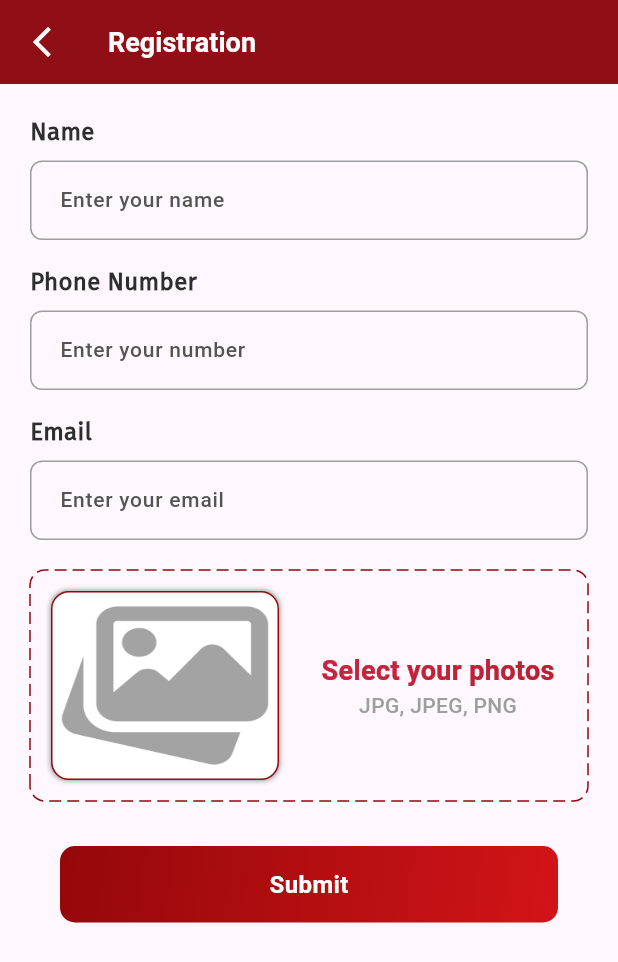
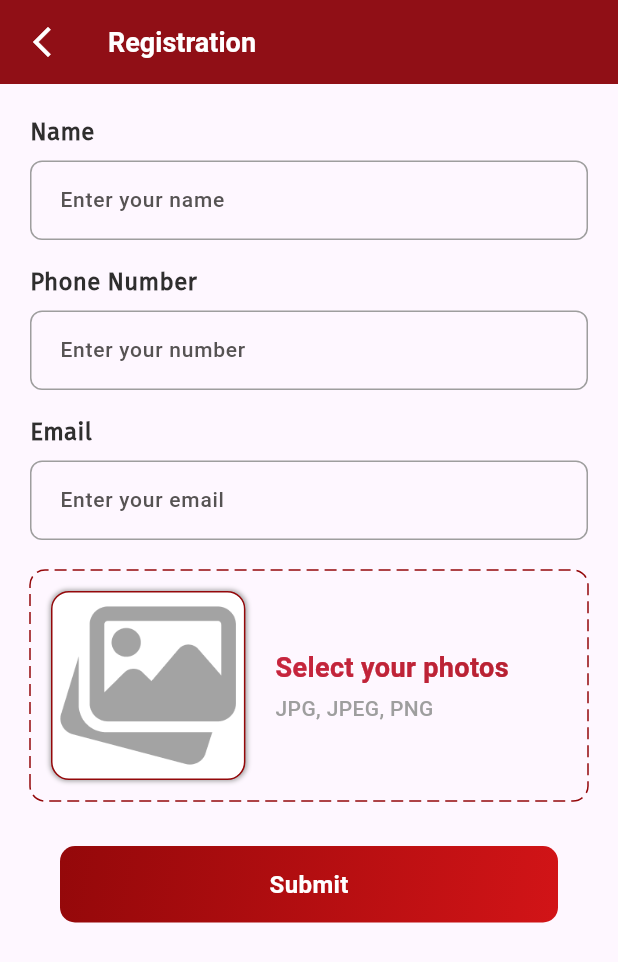
Before and after one commit to AbuSayedMasud/daily_expense, a Flutter app: the RegistrationScreen screen opened directly, on a phone screen of 412 x 824 dp. Shown: the top 962 px of the screen. Run offline on Flutter 3.47's test engine with Material 3 defaults, Android fonts, the light colour scheme and no system bars; drawn by our look-alikes of dotted_border; our stand-ins replace font_awesome_flutter; project files that could hold a hidden picture were left out.

Commit message:
warning solving(for fab icon and fllex property)

```diff
--- a/lib/ui/loginUi/main.dart
+++ b/lib/ui/loginUi/main.dart
@@ -161,6 +161,7 @@ class _MyHomePageState extends State<MyHomePage> {
                       onPressed: () {},
                       backgroundColor: primaryColor,
                       elevation: 4,
+                      heroTag: 'fab1',
                       shape: CircleBorder(),
                       child: FaIcon(
                         FontAwesomeIcons.google,
@@ -174,6 +175,7 @@ class _MyHomePageState extends State<MyHomePage> {
                       onPressed: () {},
                       backgroundColor: primaryColor,
                       elevation: 4,
+                      heroTag: 'fab2',
                       shape: CircleBorder(),
                       child: FaIcon(
                         FontAwesomeIcons.facebookF,
@@ -188,6 +190,7 @@ class _MyHomePageState extends State<MyHomePage> {
                       backgroundColor: primaryColor,
                       elevation: 4,
                       shape: CircleBorder(),
+                      heroTag: 'fab3',
                       child: FaIcon(
                         FontAwesomeIcons.xTwitter,
                         color: Colors.white,
--- a/lib/ui/registrationUi/registration.dart
+++ b/lib/ui/registrationUi/registration.dart
@@ -74,27 +74,26 @@ class _RegistrationScreenState extends State<RegistrationScreen> {
                     padding: EdgeInsets.all(12),
                     child: Row(
                       children: [
-                          Container(
+                        Expanded(
+                          flex: 2,
+                          child: Container(
                             decoration: BoxDecoration(
-                              color: Colors.white, // Background color
+                              color: Colors.white,
                               borderRadius: BorderRadius.circular(12),
                               border: Border.all(color: primaryColor, width: 1),
                               boxShadow: [
                                 BoxShadow(
                                   color: Colors.grey,
                                   blurRadius: 2,
-                                  spreadRadius: .5,
+                                  spreadRadius: 0.5,
                                   offset: Offset(0, 0),
                                 ),
                               ],
                             ),
-                            child: Expanded(
-                              flex: 2,
                             child: ClipRRect(
                               borderRadius: BorderRadius.circular(12),
                               child: Image.asset(
                                 "assets/images/ic_gallery.png",
-                                  // Example image
                                 width: 150,
                                 height: 150,
                                 fit: BoxFit.fill,
@@ -102,13 +101,12 @@ class _RegistrationScreenState extends State<RegistrationScreen> {
                             ),
                           ),
                         ),
-                          SizedBox(
-                            width: 20,
-                          ),
+                        SizedBox(width: 20),
                         Expanded(
                           flex: 3,
                           child: Column(
                             mainAxisAlignment: MainAxisAlignment.center,
+                            crossAxisAlignment: CrossAxisAlignment.start,
                             children: [
                               ShaderMask(
                                 shaderCallback: (Rect bounds) {
@@ -119,23 +117,26 @@ class _RegistrationScreenState extends State<RegistrationScreen> {
                                   style: TextStyle(
                                     fontSize: 18,
                                     fontWeight: FontWeight.bold,
-                                        color: Colors
-                                            .white, // Required, but overridden by shader
+                                    color: Colors.white, // Overridden by shader
                                   ),
                                 ),
                               ),
+                              SizedBox(height: 4),
                               Text(
                                 "JPG, JPEG, PNG",
                                 style: TextStyle(
                                   color: Colors.grey,
                                   fontWeight: FontWeight.w500,
-                                        fontSize: 14),
-                                  )
-                                ]),
-                          )
+                                  fontSize: 14,
+                                ),
+                              ),
                             ],
                           ),
-                    )),
+                        ),
+                      ],
+                    ),
+                  ),
+                ),
               ),
               SizedBox(
                 height: 30,
```
Lines whose indentation alone changed are shown as unchanged.
